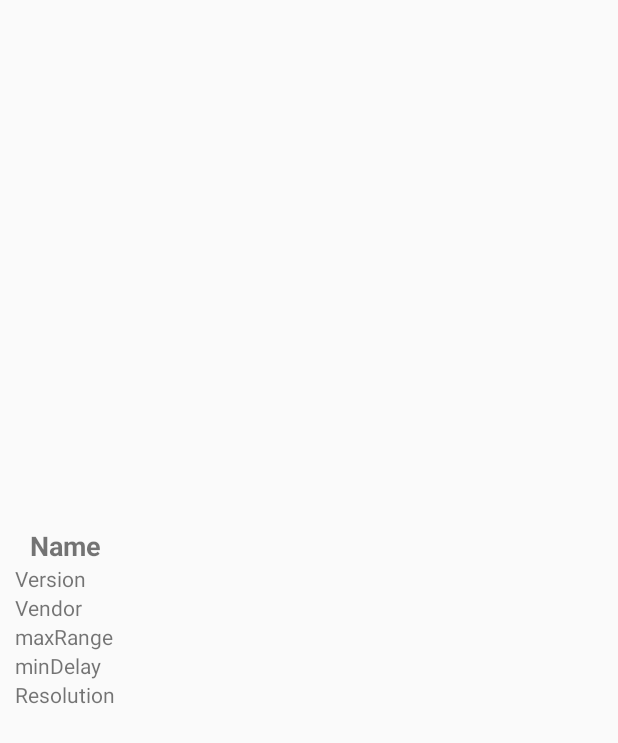
After one commit to idf3da/KotlinToolBox, an Android app: the layout card_sensor.xml on its own in the app's theme, with its tools: preview values and no code run, on a phone screen of 412 x 824 dp. The commit adds this screen. Shown: the top 743 px of the screen. Run offline under Robolectric (Android 15) with nearby library versions, the phone set to English and light mode, and no system bars.

Commit message:
Changed sensors activity
* Changed sensors activity

* Rename SensorActivity.kt to app/src/main/java/com/trinity/toolbox/SensorActivity.kt

* Rename SensorItemAdapter.kt to app/src/main/java/com/trinity/toolbox/SensorItemAdapter.kt

* Rename activity_sensor.xml to app/src/main/res/layout/activity_sensor.xml

* Rename card_sensor.xml to app/src/main/res/layout/card_sensor.xml

* Rename activity_sensors.xml to app/src/main/res/layout/activity_sensors.xml

* Update SensorsActivity.kt

```diff
--- /dev/null
+++ b/app/src/main/res/layout/card_sensor.xml
@@ -0,0 +1,51 @@
+<?xml version="1.0" encoding="utf-8"?>
+<LinearLayout xmlns:android="http://schemas.android.com/apk/res/android"
+    android:layout_width="match_parent"
+    android:layout_height="match_parent"
+    android:gravity="left|center_vertical"
+    android:orientation="vertical">
+
+    <TextView
+        android:id="@+id/tv1"
+        android:layout_width="wrap_content"
+        android:layout_height="wrap_content"
+        android:layout_marginStart="20dp"
+        android:text="Name"
+        android:textSize="18sp"
+        android:textStyle="bold" />
+
+    <TextView
+        android:id="@+id/tv2"
+        android:layout_width="wrap_content"
+        android:layout_height="wrap_content"
+        android:layout_marginStart="10dp"
+        android:text="Version" />
+
+    <TextView
+        android:id="@+id/tv3"
+        android:layout_width="wrap_content"
+        android:layout_height="wrap_content"
+        android:layout_marginStart="10dp"
+        android:text="Vendor" />
+
+    <TextView
+        android:id="@+id/tv4"
+        android:layout_width="wrap_content"
+        android:layout_height="wrap_content"
+        android:layout_marginStart="10dp"
+        android:text="maxRange" />
+
+    <TextView
+        android:id="@+id/tv5"
+        android:layout_width="wrap_content"
+        android:layout_height="wrap_content"
+        android:layout_marginStart="10dp"
+        android:text="minDelay" />
+
+    <TextView
+        android:id="@+id/tv6"
+        android:layout_width="wrap_content"
+        android:layout_height="wrap_content"
+        android:layout_marginStart="10dp"
+        android:text="Resolution" />
+</LinearLayout>
```
Also changed, not shown: app/src/main/java/com/trinity/toolbox/SensorActivity.kt (added, +49 -0 lines), app/src/main/java/com/trinity/toolbox/SensorItemAdapter.kt (added, +60 -0 lines), app/src/main/java/com/trinity/toolbox/SensorsActivity.kt (+12 -8 lines), app/src/main/res/layout/activity_sensor.xml (added, +20 -0 lines), app/src/main/res/layout/activity_sensors.xml (+8 -13 lines).
